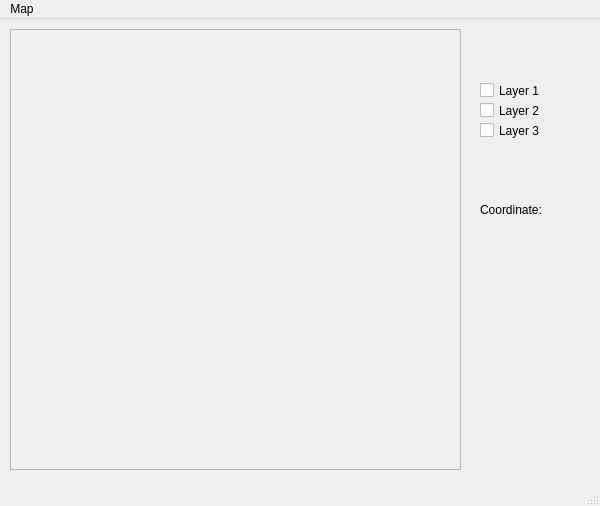
Qt form mainwindowbase.ui (koraykoca/GUI-GIS) before a commit.
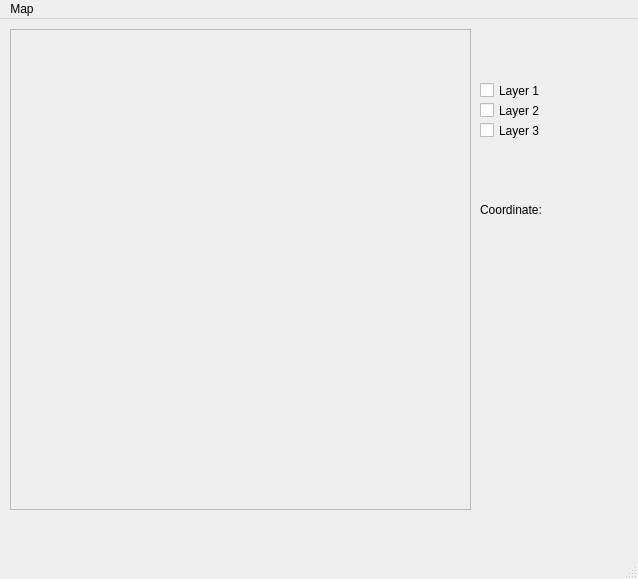
The same form after that commit. Icons and pictures are not drawn.

Commit message: tools made checkable

```diff
--- a/mainwindowbase.ui
+++ b/mainwindowbase.ui
@@ -6,8 +6,8 @@
    <rect>
     <x>0</x>
     <y>0</y>
-    <width>600</width>
-    <height>506</height>
+    <width>638</width>
+    <height>579</height>
    </rect>
   </property>
   <property name="windowTitle">
@@ -19,8 +19,8 @@
      <rect>
       <x>10</x>
       <y>10</y>
-      <width>451</width>
-      <height>441</height>
+      <width>461</width>
+      <height>481</height>
      </rect>
     </property>
     <property name="frameShape">
@@ -114,7 +114,7 @@
     <rect>
      <x>0</x>
      <y>0</y>
-     <width>600</width>
+     <width>638</width>
      <height>22</height>
     </rect>
    </property>
```
The commit also changes 1 other file.
